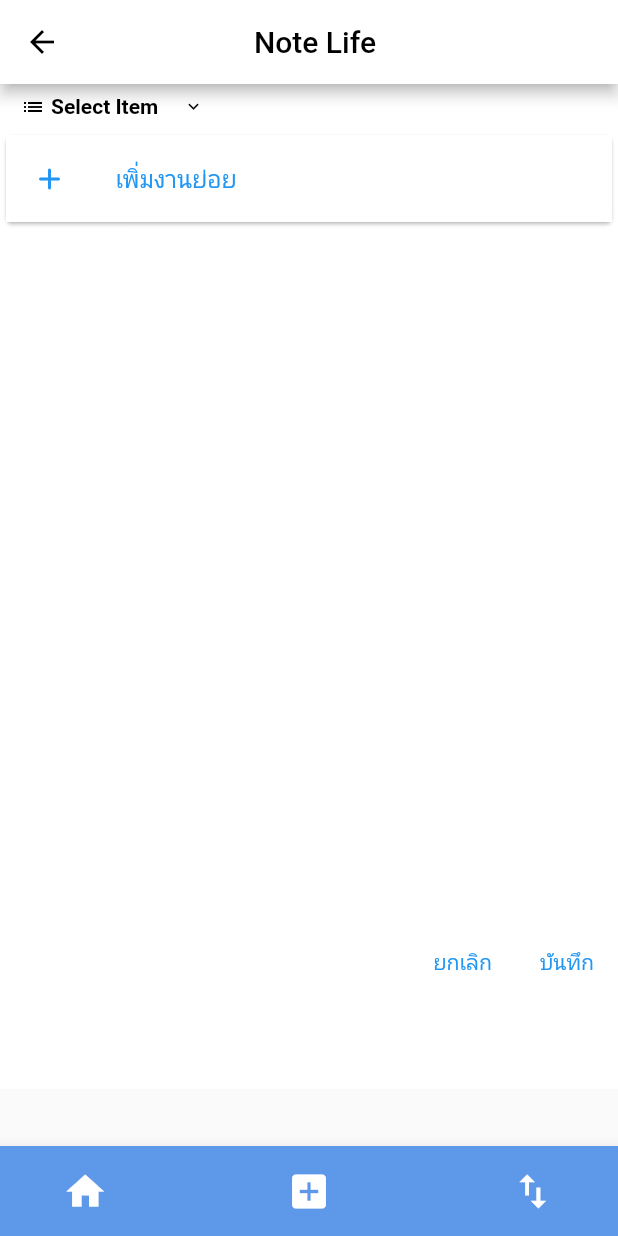
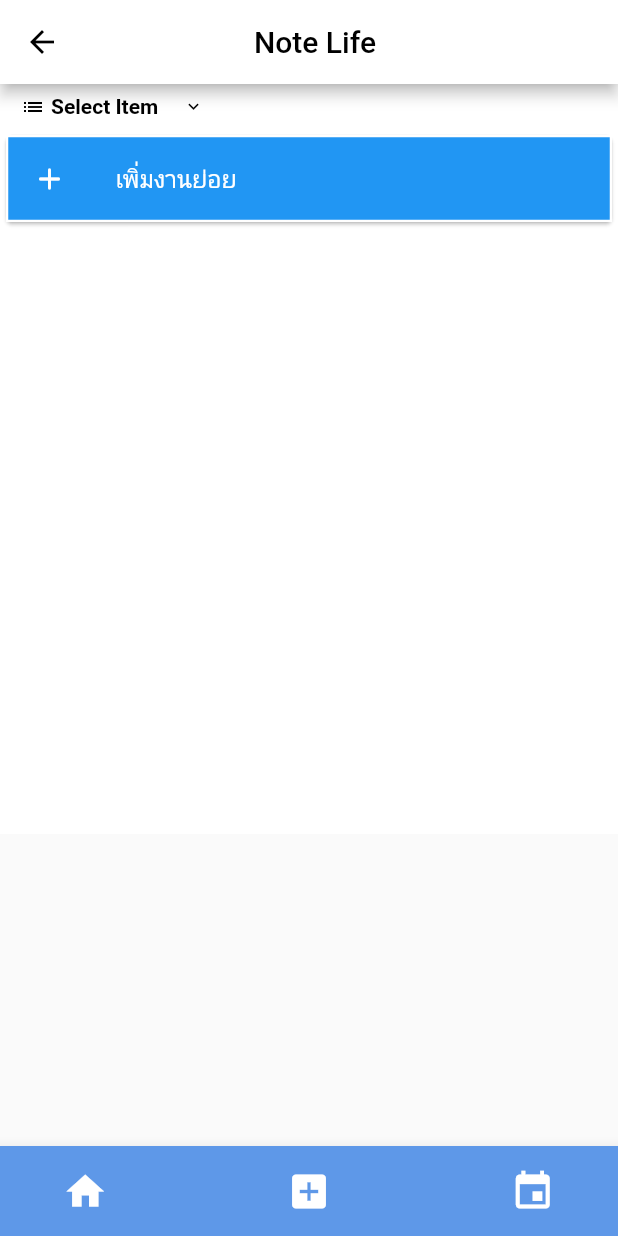
Before and after one commit to Kittiwat1999/note_life, a Flutter app: the Group screen opened by its route, on a phone screen of 412 x 824 dp. Run offline on Flutter 3.47's test engine with Material 2 defaults, Android fonts, the phone set to English and light mode, and no system bars; drawn by our look-alikes of dropdown_button2; our stand-ins replace date_field; missing offline and left inert: bs_flutter_modal.

Commit message:
fix some widget

```diff
--- a/lib/Group.dart
+++ b/lib/Group.dart
@@ -224,6 +224,11 @@ class GroupState extends State<Group> {
                                 style: TextStyle(
                                     fontFamily: 'Roboto', fontSize: 15),
                               ),
+                              trailing: Text(
+                                  e.values.toString().substring(2, 12) +
+                                      "," +
+                                      e.values.toString().substring(
+                                          20, e.values.toString().length - 2)),
                               onTap: () {
                                 showEditModal(e.keys.toString().substring(
                                     1, e.keys.toString().length - 1));
@@ -234,17 +239,18 @@ class GroupState extends State<Group> {
                 ),
               ),
               Card(
+                color: Colors.blue,
                 child: ListTile(
                     shape: BeveledRectangleBorder(
                       side: BorderSide(color: Colors.white, width: 1),
                     ),
-                    iconColor: Colors.blue,
+                    iconColor: Colors.white,
                     leading: Icon(
                       Icons.add_rounded,
                     ),
                     title: Text(
                       'เพิ่มงานย่อย',
-                      style: TextStyle(color: Colors.blue),
+                      style: TextStyle(color: Colors.white),
                     ),
                     onTap: () => showDialog(
                         context: context,
@@ -317,7 +323,11 @@ class GroupState extends State<Group> {
                                                 : null;
                                           },
                                           onDateSelected: (DateTime value) {
-                                            newUnitDate = value.toString();
+                                            print(value);
+                                            newUnitDate = value
+                                                .toString()
+                                                .substring(0, 10);
+                                            print(newUnitDate);
                                           },
                                         ),
                                         SizedBox(
@@ -353,7 +363,13 @@ class GroupState extends State<Group> {
                                                 : null;
                                           },
                                           onDateSelected: (DateTime value) {
-                                            newUnitTime = value.toString();
+                                            newUnitTime = value
+                                                .toString()
+                                                .substring(
+                                                    11,
+                                                    value.toString().length -
+                                                        7);
+                                            print(newUnitTime);
                                           },
                                         ),
                                         SizedBox(
@@ -437,14 +453,17 @@ class GroupState extends State<Group> {
                                         ElevatedButton(
                                             onPressed: () {
                                               setState(() {
+                                                print(newUnitDate);
                                                 Map<String, List<String>>
                                                     buttonnewUnit = {
                                                   "${newUnitName.toString()}": [
-                                                    '',
-                                                    '',
-                                                    ''
+                                                    '${newUnitDate.toString()}',
+                                                    '${newUnitTime.toString()}',
+                                                    '${newUnitLoop.toString()}'
                                                   ]
                                                 };
+                                                print(newUnitDate);
+
                                                 addNewUnitWork(buttonnewUnit);
                                                 Navigator.pop(context);
                                               });
@@ -470,41 +489,6 @@ class GroupState extends State<Group> {
               )
             ]),
           ),
-          Container(
-            color: Colors.white,
-            height: 170,
-            child: Row(mainAxisAlignment: MainAxisAlignment.end, children: [
-              ElevatedButton(
-                  onPressed: () {
-                    Navigator.pop(context);
-                  },
-                  style: ElevatedButton.styleFrom(
-                    backgroundColor: Colors.white,
-                    elevation: 0.0,
-                    shadowColor: Colors.transparent,
-                  ),
-                  child: Text(
-                    "ยกเลิก",
-                    style: TextStyle(color: Colors.blue),
-                  )),
-              ElevatedButton(
-                  onPressed: () {
-                    setState(() {
-                      ;
-                    });
-                    Navigator.pop(context);
-                  },
-                  style: ElevatedButton.styleFrom(
-                    backgroundColor: Colors.white,
-                    elevation: 0.0,
-                    shadowColor: Colors.transparent,
-                  ),
-                  child: Text(
-                    "บันทึก",
-                    style: TextStyle(color: Colors.blue),
-                  ))
-            ]),
-          )
         ],
       ),
     ));
@@ -552,7 +536,7 @@ class GroupState extends State<Group> {
             IconButton(
                 onPressed: () {},
                 icon: const Icon(
-                  Icons.import_export,
+                  Icons.event,
                   size: 30,
                   color: Colors.white,
                 )),
--- a/lib/Note.dart
+++ b/lib/Note.dart
@@ -3,10 +3,10 @@ class Note {
     {
       'homework': [
         {
-          'homewoik1': ['time', 'date', 'loop']
+          'homewoik1': ['2023-03-03', 'date', 'loop']
         },
         {
-          'homewoik2': ['time', 'date', 'loop']
+          'homewoik2': ['2023-04-16', 'date', 'loop']
         }
       ]
     },
```
